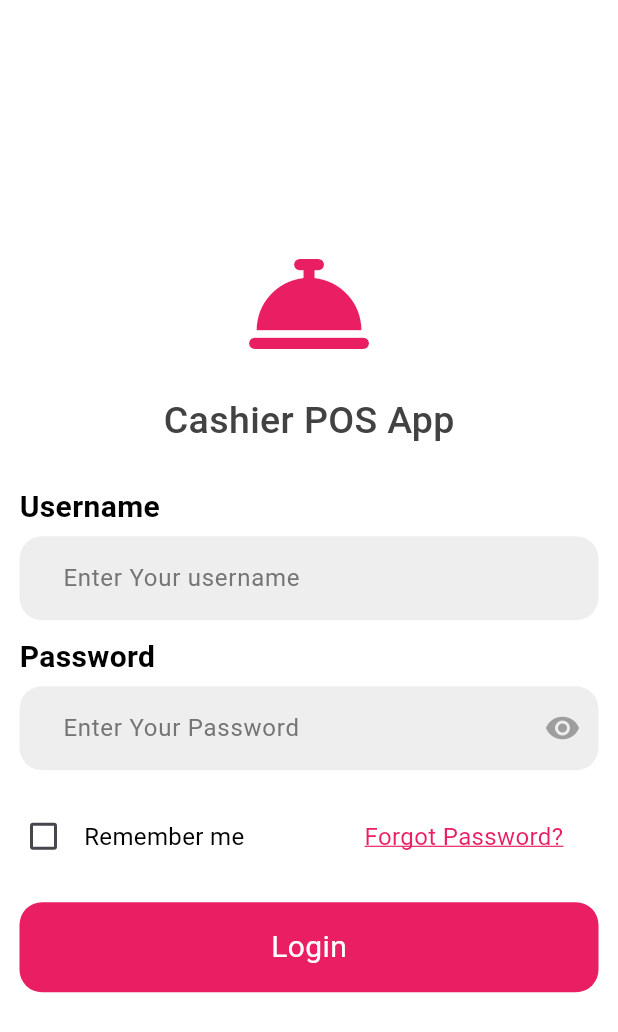
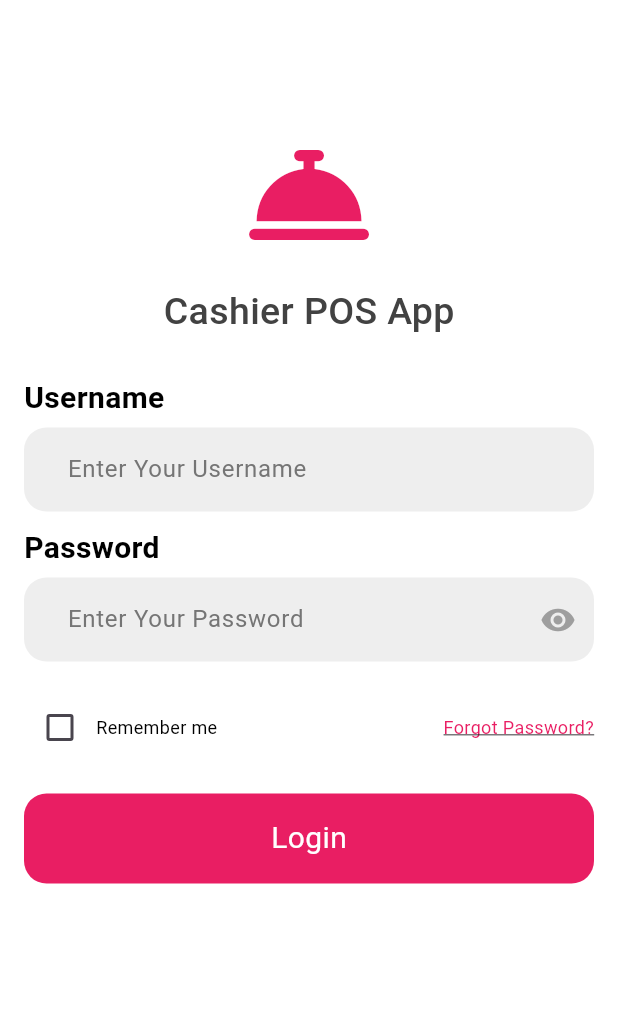
Before and after one commit to aeprodigy/point_of_sale_system, a Flutter app: the screen it shows after launch, on a phone screen of 412 x 824 dp. Shown: the top 1032 px of the screen. Run offline on Flutter 3.47's test engine with Material 3 defaults, Android fonts, the phone set to English and light mode, and no system bars; our stand-ins replace font_awesome_flutter.

Commit message:
fw and  login screen

```diff
--- a/lib/views/screens/home_screen.dart
+++ b/lib/views/screens/home_screen.dart
@@ -35,7 +35,6 @@ class _HomeScreenState extends State<HomeScreen> {
                 product.category == selectedCategory) &&
             (product.name.toLowerCase().contains(_searchQuery.toLowerCase())))
         .toList();
-
 
     return Scaffold(
       backgroundColor: Colors.white,
@@ -217,12 +216,13 @@ class _HomeScreenState extends State<HomeScreen> {
                                                     (item) =>
                                                         item.id == product.id,
                                                     orElse: () => ProductModel(
-                                                        id: 0,
-                                                        name: '',
-                                                        price: 0.0,
-                                                        quantity: 0,
-                                                        image: '',
-                                                        category: '',),
+                                                      id: 0,
+                                                      name: '',
+                                                      price: 0.0,
+                                                      quantity: 0,
+                                                      image: '',
+                                                      category: '',
+                                                    ),
                                                   )
                                                   .quantity;
 
@@ -262,7 +262,7 @@ class _HomeScreenState extends State<HomeScreen> {
                                 style: const TextStyle(
                                   color: Colors.black,
                                   fontWeight: FontWeight.w400,
-                                  fontSize: 20,
+                                  fontSize: 12,
                                 ),
                               ),
 
--- a/lib/views/screens/login_screen.dart
+++ b/lib/views/screens/login_screen.dart
@@ -1,7 +1,6 @@
 import 'package:flutter/material.dart';
 import 'package:font_awesome_flutter/font_awesome_flutter.dart';
 import 'package:point_on_sale_system/views/pages/home_page.dart';
-import 'package:point_on_sale_system/views/screens/home_screen.dart';
 import 'package:point_on_sale_system/views/widgets/button_widget.dart';
 
 class LoginScreen extends StatefulWidget {
@@ -14,29 +13,37 @@ class LoginScreen extends StatefulWidget {
 class _LoginScreenState extends State<LoginScreen> {
   bool isChecked = false;
   bool _isObscured = true;
+
   @override
   Widget build(BuildContext context) {
     return Scaffold(
       backgroundColor: Colors.white,
-        body: Padding(
-          padding: const EdgeInsets.symmetric(horizontal: 5.0),
+      body: CustomScrollView(
+        slivers: [
+          // Login Form as a Sliver
+          SliverList(
+            delegate: SliverChildListDelegate(
+              [
+                Padding(
+                  padding: const EdgeInsets.symmetric(horizontal: 16.0),
                   child: Column(
+                    crossAxisAlignment: CrossAxisAlignment.start,
                     mainAxisAlignment: MainAxisAlignment.center,
-            crossAxisAlignment: CrossAxisAlignment.start,
                     children: [
-              //icon
-              Center(
+                      const SizedBox(height: 90),
+
+                      // App Icon
+                      const Center(
                         child: FaIcon(
                           FontAwesomeIcons.bellConcierge,
                           color: Colors.pink,
                           size: 80,
                         ),
                       ),
-              SizedBox(
-                height: 20,
-              ),
 
-              //name of the app
+                      const SizedBox(height: 20),
+
+                      // App Name
                       Center(
                         child: Text(
                           'Cashier POS App',
@@ -47,13 +54,11 @@ class _LoginScreenState extends State<LoginScreen> {
                           ),
                         ),
                       ),
-              SizedBox(
-                height: 25,
-              ),
-              //username
-              Padding(
-                padding: const EdgeInsets.only(left: 8.0),
-                child: Text(
+
+                      const SizedBox(height: 25),
+
+                      // Username Label
+                      const Text(
                         "Username",
                         style: TextStyle(
                           color: Colors.black,
@@ -61,51 +66,28 @@ class _LoginScreenState extends State<LoginScreen> {
                           fontWeight: FontWeight.w600,
                         ),
                       ),
-              ),
-              SizedBox(
-                height: 5,
-              ),
-              //Textfield
-              Padding(
-                padding: const EdgeInsets.symmetric(horizontal: 8.0),
-                child: TextField(
+                      const SizedBox(height: 5),
+
+                      // Username Field
+                      TextField(
                         decoration: InputDecoration(
-                    hintText: "Enter Your username",
-                    hintStyle: TextStyle(
-                      color: Colors.grey[600],
-                    ),
+                          hintText: "Enter Your Username",
+                          hintStyle: TextStyle(color: Colors.grey[600]),
                           fillColor: Colors.grey[200],
                           filled: true,
                           border: OutlineInputBorder(
                             borderRadius: BorderRadius.circular(15),
-                      borderSide: BorderSide(
-                          color: Colors.transparent), // Transparent border
+                            borderSide: BorderSide.none,
                           ),
-                    enabledBorder: OutlineInputBorder(
-                      borderRadius: BorderRadius.circular(15),
-                      borderSide: BorderSide(
-                          color:
-                              Colors.transparent), // No border when not focused
-                    ),
-                    focusedBorder: OutlineInputBorder(
-                      borderRadius: BorderRadius.circular(15),
-                      borderSide: BorderSide(
-                          color: Colors.transparent), // No border when focused
-                    ),
-                    contentPadding: EdgeInsets.symmetric(
-                      vertical: 16, // Adjust top & bottom padding
-                      horizontal: 25, // Adjust left & right padding
+                          contentPadding: const EdgeInsets.symmetric(
+                              vertical: 16, horizontal: 25),
                         ),
                       ),
-                ),
-              ),
-              SizedBox(
-                height: 10,
-              ),
-              //password
-              Padding(
-                padding: const EdgeInsets.only(left: 8.0),
-                child: Text(
+
+                      const SizedBox(height: 10),
+
+                      // Password Label
+                      const Text(
                         "Password",
                         style: TextStyle(
                           color: Colors.black,
@@ -113,103 +95,83 @@ class _LoginScreenState extends State<LoginScreen> {
                           fontWeight: FontWeight.w600,
                         ),
                       ),
-              ),
-              SizedBox(
-                height: 5,
-              ),
-              //Textfield
-              Padding(
-                padding: const EdgeInsets.symmetric(horizontal: 8.0),
-                child: TextField(
+                      const SizedBox(height: 5),
+
+                      // Password Field
+                      TextField(
                         obscureText: _isObscured,
                         decoration: InputDecoration(
                           hintText: "Enter Your Password",
-                    hintStyle: TextStyle(
-                      color: Colors.grey[600],
-                    ),
+                          hintStyle: TextStyle(color: Colors.grey[600]),
                           fillColor: Colors.grey[200],
                           filled: true,
                           border: OutlineInputBorder(
                             borderRadius: BorderRadius.circular(15),
-                      borderSide: BorderSide(
-                          color: Colors.transparent), // Transparent border
+                            borderSide: BorderSide.none,
                           ),
-                    enabledBorder: OutlineInputBorder(
-                      borderRadius: BorderRadius.circular(15),
-                      borderSide: BorderSide(
-                          color:
-                              Colors.transparent), // No border when not focused
-                    ),
-                    focusedBorder: OutlineInputBorder(
-                      borderRadius: BorderRadius.circular(15),
-                      borderSide: BorderSide(
-                          color: Colors.transparent), // No border when focused
-                    ),
-                    contentPadding: EdgeInsets.symmetric(
-                      vertical: 16, // Adjust top & bottom padding
-                      horizontal: 25, // Adjust left & right padding
-                    ),
+                          contentPadding: const EdgeInsets.symmetric(
+                              vertical: 16, horizontal: 25),
                           suffixIcon: IconButton(
                             onPressed: () {
-                        _isObscured = !_isObscured; // Toggle visibility
+                              setState(() {
+                                _isObscured = !_isObscured;
+                              });
                             },
                             icon: Icon(
-                        _isObscured ? Icons.visibility : Icons.visibility_off,
+                              _isObscured
+                                  ? Icons.visibility
+                                  : Icons.visibility_off,
                               color: Colors.grey,
                             ),
                           ),
                         ),
                       ),
-              ),
-              SizedBox(
-                height: 20,
-              ),
-              //forgot and remember me
+
+                      const SizedBox(height: 20),
+
+                      // Remember Me & Forgot Password
                       Row(
+                        mainAxisAlignment: MainAxisAlignment.spaceBetween,
                         children: [
                           Row(
                             children: [
-                      //Tick box
                               Checkbox(
                                 value: isChecked,
                                 onChanged: (bool? newValue) {
+                                  setState(() {
                                     isChecked = newValue!;
-                          }),
-                      SizedBox(
-                        width: 3,
+                                  });
+                                },
                               ),
-                      //remember me text
-                      Text(
+                              const Text(
                                 "Remember me",
                                 style: TextStyle(
                                   color: Colors.black,
-                          fontSize: 16,
+                                  fontSize: 12,
                                 ),
                               ),
                             ],
                           ),
-                  SizedBox(
-                    width: 80,
-                  ),
-                  //Forgot password
-                  Text(
+                          GestureDetector(
+                            onTap: () {
+                              // Add forgot password functionality
+                            },
+                            child: const Text(
                               'Forgot Password?',
                               style: TextStyle(
                                 color: Colors.pink,
                                 decoration: TextDecoration.underline,
-                      decorationColor: Colors.pink,
-                      fontSize: 16,
+                                fontSize: 12,
                               ),
-                  )
+                            ),
+                          ),
                         ],
                       ),
-              SizedBox(
-                height: 20,
-              ),
-              //button
-              Padding(
-                padding: const EdgeInsets.symmetric(horizontal: 8.0),
-                child: ButtonWidget(
+
+                      const SizedBox(height: 20),
+
+                      // Login Button
+                      ButtonWidget(
                         name: 'Login',
                         ontap: () {
                           Navigator.push(
@@ -220,9 +182,16 @@ class _LoginScreenState extends State<LoginScreen> {
                           );
                         },
                       ),
+
+                      const SizedBox(height: 40),
+                    ],
+                  ),
                 ),
               ],
             ),
-        ));
+          ),
+        ],
+      ),
+    );
   }
 }
```
Also changed, not shown: 3 other files. Lines whose indentation alone changed are shown as unchanged.
